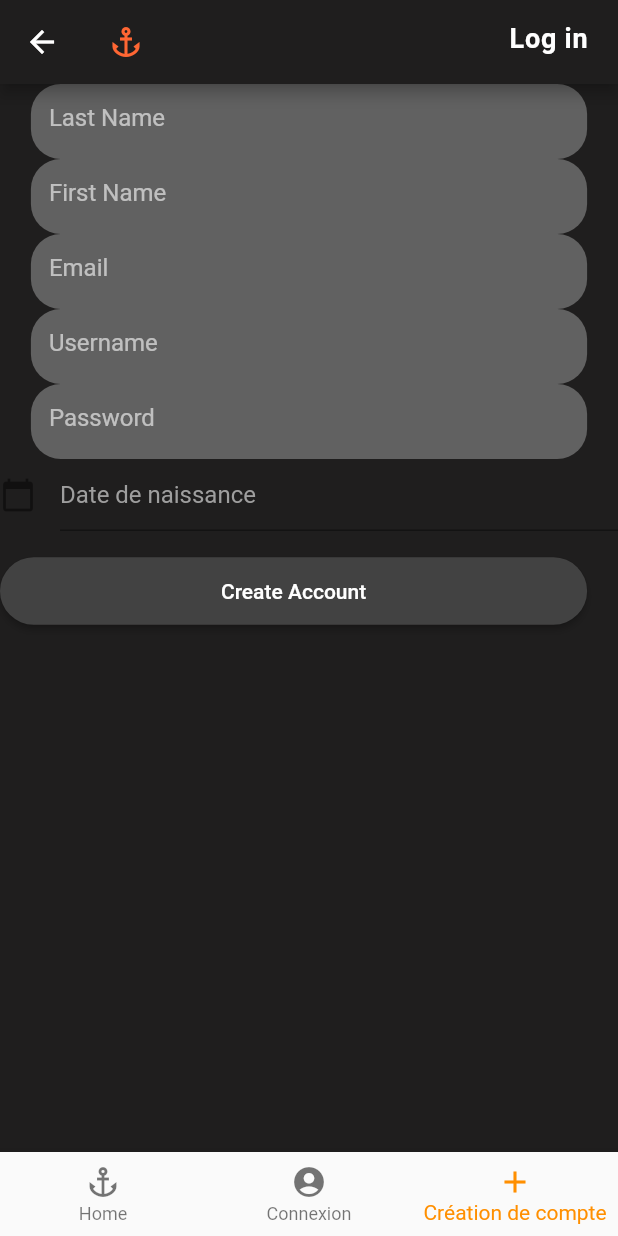
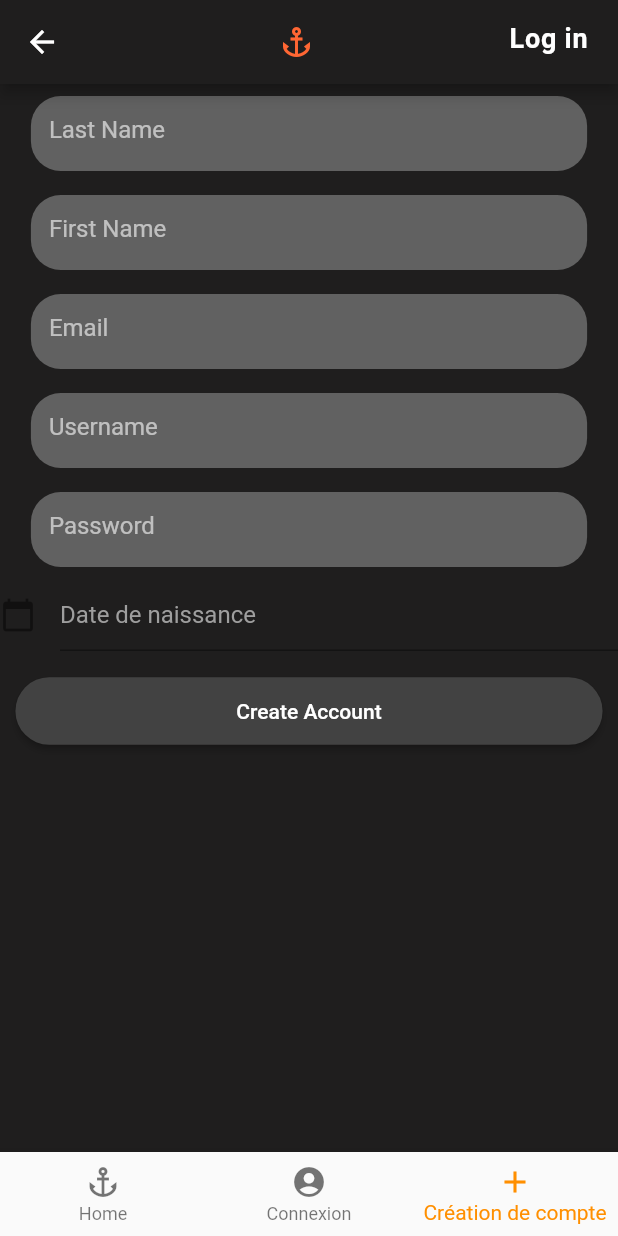
Before and after one commit to ChristopherDesrosiersMondor/S4_FINALPROJECT_FRONTEND, a Flutter app: the screen it shows after launch, item 3 of the bottom bar chosen, on a phone screen of 412 x 824 dp. Run offline on Flutter 3.47's test engine with Material 2 defaults, Android fonts, the phone set to English and light mode, and no system bars; our stand-ins replace google_fonts.

Commit message:
fix interface, creation compte

```diff
--- a/interface_mobile/interface_mobile/lib/creationcompte.dart
+++ b/interface_mobile/interface_mobile/lib/creationcompte.dart
@@ -23,9 +23,11 @@ class CreationCompte extends StatelessWidget {
               Icons.arrow_back,
             ),
             onPressed: () {}),
-        title: const Icon(
+        title: const Center(
+          child: Icon(
             Icons.anchor,
             color: Configuration.orangeColor,
+          ),
         ),
         actions: <Widget>[
           Padding(
@@ -75,11 +77,30 @@ class CreationCompteFormState extends State<CreationCompteForm> {
       child: Column(
         crossAxisAlignment: CrossAxisAlignment.start,
         children: <Widget>[
-          Configuration.inputField(context, lastNameController, "Last Name"),
-          Configuration.inputField(context, firstNameController, "First Name"),
-          Configuration.inputField(context, emailController, "Email"),
+          Padding(
+            padding: const EdgeInsets.all(8),
+            child: Configuration.inputField(
+                context, lastNameController, "Last Name"),
+          ),
+          Padding(
+            padding: const EdgeInsets.all(8),
+            child: Configuration.inputField(
+                context, firstNameController, "First Name"),
+          ),
+          Padding(
+            padding: const EdgeInsets.all(8),
+            child: Configuration.inputField(context, emailController, "Email"),
+          ),
+          Padding(
+            padding: const EdgeInsets.all(8),
+            child:
                 Configuration.inputField(context, pseudoController, "Username"),
-          Configuration.passwordInput(context, passwordController, "Password"),
+          ),
+          Padding(
+            padding: const EdgeInsets.all(8),
+            child: Configuration.passwordInput(
+                context, passwordController, "Password"),
+          ),
           TextFormField(
             style: const TextStyle(color: Colors.white),
             controller: birthdayController,
@@ -111,6 +132,7 @@ class CreationCompteFormState extends State<CreationCompteForm> {
           ),
           Padding(
               padding: const EdgeInsets.symmetric(vertical: 16.0),
+              child: Center(
                 child: ElevatedButton(
                   style: Configuration.formButtonStyle(context),
                   onPressed: () {
@@ -129,7 +151,7 @@ class CreationCompteFormState extends State<CreationCompteForm> {
                   },
                   child: const Text('Create Account'),
                 ),
-          ),
+              )),
         ],
       ),
     );
```
Lines whose indentation alone changed are shown as unchanged.
